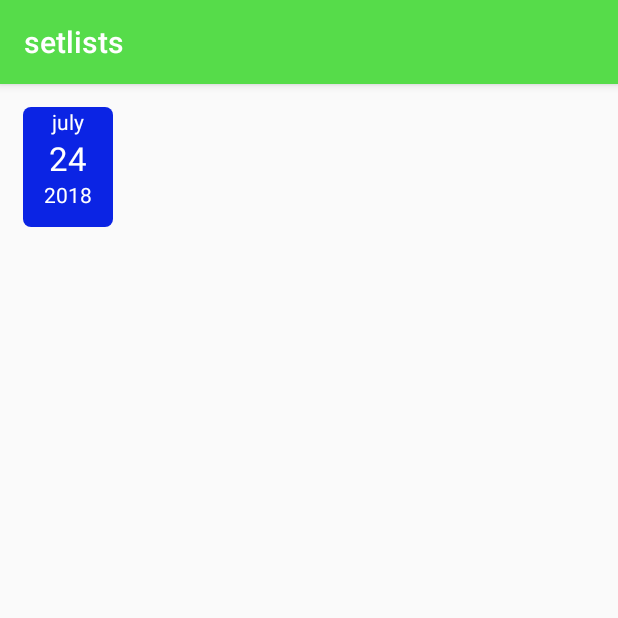
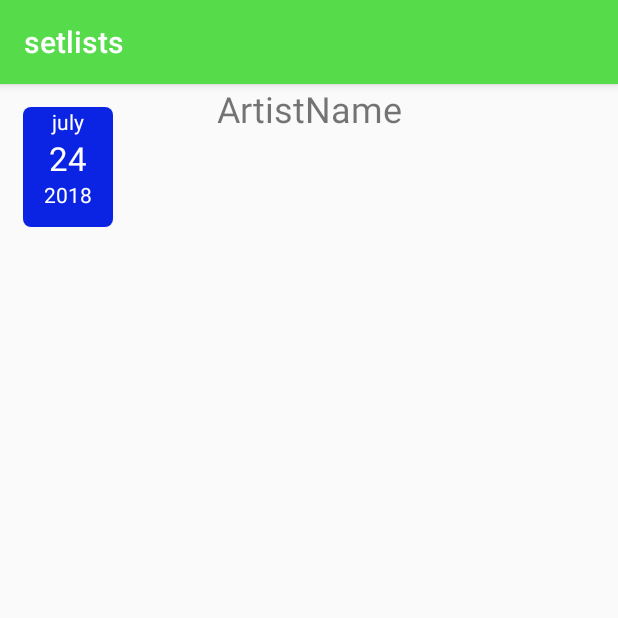
Before and after one commit to cRabbs11/setlists, an Android app: the fragment SingleSetlistFragment shown on its own in the app's theme, on a phone screen of 412 x 824 dp, the top half of it. Run offline under Robolectric (Android 15) with nearby library versions, the phone set to English and light mode, and no system bars; 1 statement that could not run was skipped.

```diff
--- a/app/src/main/java/com/example/evgeny/setlist_mobile/singleSetlist/SingleSetlistFragment.kt
+++ b/app/src/main/java/com/example/evgeny/setlist_mobile/singleSetlist/SingleSetlistFragment.kt
@@ -11,6 +11,7 @@ import android.widget.Toast.LENGTH_SHORT
 import androidx.fragment.app.Fragment
 import androidx.recyclerview.widget.DiffUtil
 import androidx.recyclerview.widget.RecyclerView
+import androidx.transition.TransitionInflater
 import com.example.evgeny.setlist_mobile.R
 import com.example.evgeny.setlist_mobile.animators.ItemListAnimator
 import com.example.evgeny.setlist_mobile.databinding.FragmentSearchConstraintBinding
@@ -122,10 +123,18 @@ class SingleSetlistFragment : Fragment(), OnItemClickListener<Setlist>, SingleSe
         return binding.root
     }
 
+    override fun onViewCreated(view: View, savedInstanceState: Bundle?) {
+        super.onViewCreated(view, savedInstanceState)
+        sharedElementEnterTransition = TransitionInflater.from(requireContext()).inflateTransition(android.R.transition.move)
+
+    }
+
     fun initView() {
         adapter = SongListAdapterNew()
         binding.recyclerView.adapter = adapter
         binding.recyclerView.itemAnimator = ItemListAnimator(requireContext())
+
+        binding.artist.transitionName = arguments?.getString("transition")
         //var linearLayoutManager = LinearLayoutManager(getContext(), LinearLayoutManager.VERTICAL, false)
         //binding.toMapView.setOnClickListener {
         //    presenter.onMapClicked()
--- a/app/src/main/res/layout/fragment_setlist.xml
+++ b/app/src/main/res/layout/fragment_setlist.xml
@@ -31,5 +31,14 @@
         app:layout_constraintStart_toStartOf="parent"
         app:layout_constraintTop_toBottomOf="@id/info_barrier"/>
 
+    <TextView
+        android:gravity="center"
+        android:text="ArtistName"
+        android:textSize="24dp"
+        android:id="@+id/artist"
+        android:layout_width="match_parent"
+        android:layout_height="wrap_content"
+        app:layout_constraintTop_toTopOf="parent"/>
+
 
 </androidx.constraintlayout.widget.ConstraintLayout>
```
Also changed, not shown: app/src/main/java/com/example/evgeny/setlist_mobile/MainActivity.kt (+7 -1 lines), app/src/main/java/com/example/evgeny/setlist_mobile/setlistsSearch/SetlistsSearchFragment.kt (+6 -3 lines), app/src/main/java/com/example/evgeny/setlist_mobile/utils/SetlistListAdapter.kt (+9 -5 lines).
